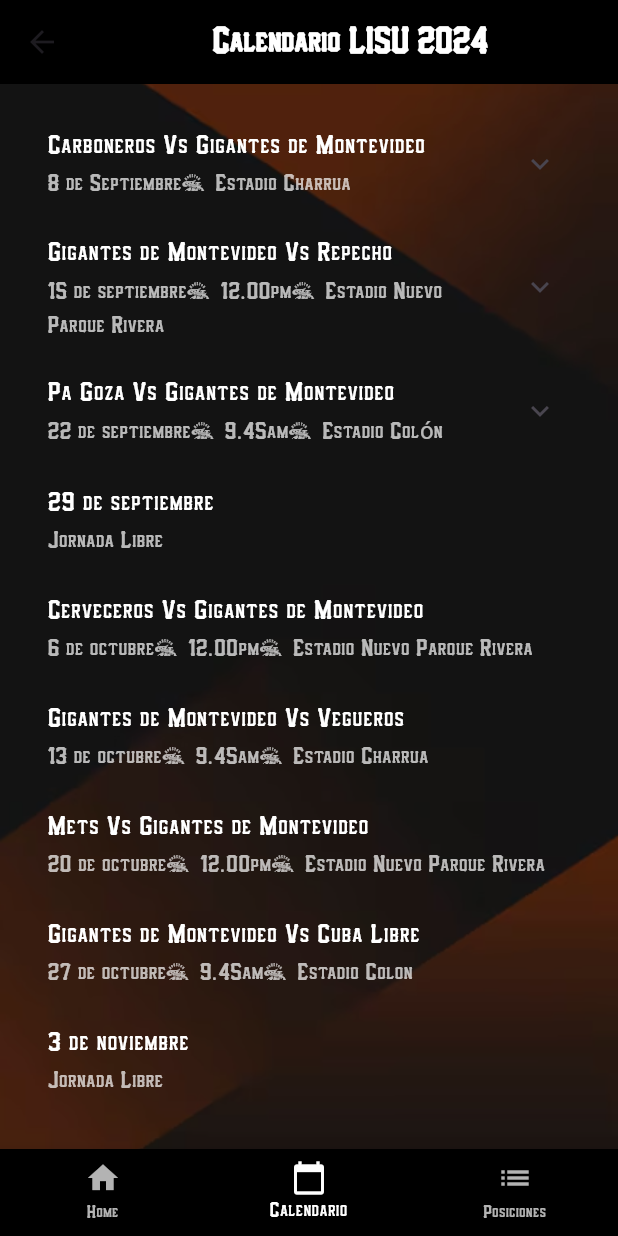
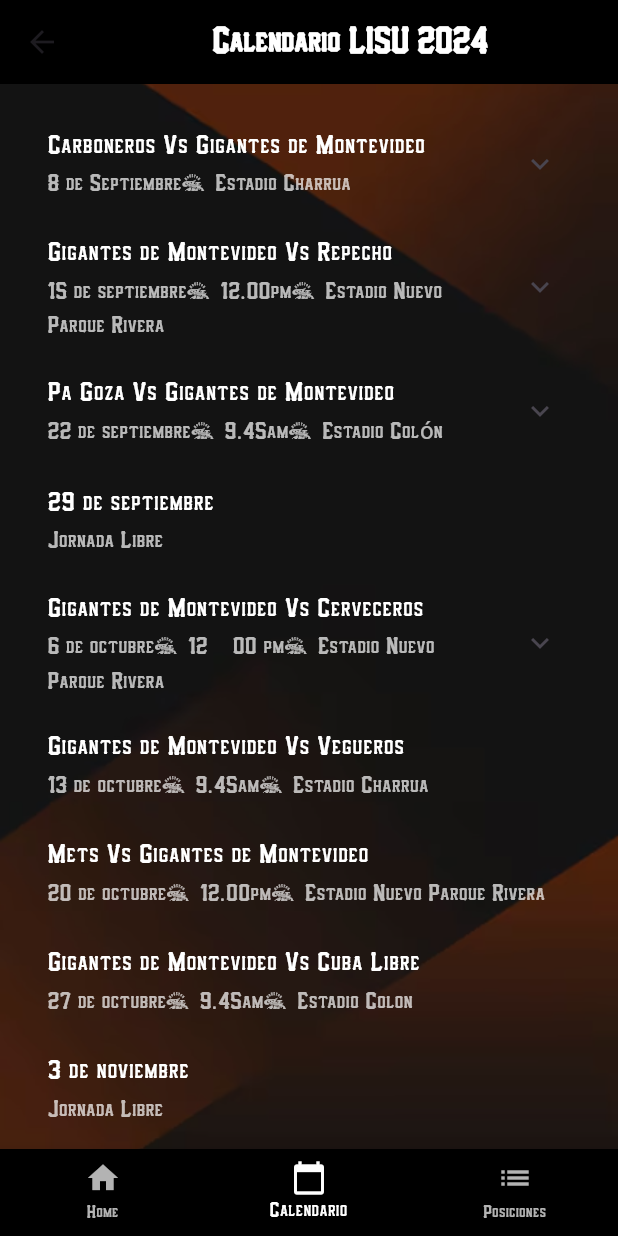
Before and after one commit to ManuDev17/Gigantes-Softbol, a Flutter app: the CalendarPage screen opened by its route, on a phone screen of 412 x 824 dp. Run offline on Flutter 3.47's test engine with Material 3 defaults, Android fonts, the phone set to English and light mode, and no system bars; our stand-ins replace cloud_firestore, firebase_core; accounts and stored records are empty.

Commit message:
Actualizacion jornada de 6 de octubre

```diff
--- a/lib/calendar_page.dart
+++ b/lib/calendar_page.dart
@@ -75,9 +75,19 @@ class CalendarPage extends StatelessWidget {
                 '29 de septiembre',
                 'Jornada Libre',
               ),
-              _buildMatch(
-                'Cerveceros Vs Gigantes de Montevideo',
-                '6 de octubre, 12.00pm, Estadio Nuevo Parque Rivera',
+              _buildMatchWithBoxScore(
+                'Gigantes de Montevideo Vs Cerveceros',
+                '6 de octubre, 12:00 pm, Estadio Nuevo Parque Rivera',
+                'Resultado Gigantes 9 - Cerveceros 14 , Gigantes fue visitante',
+                {
+                  '1er inning': '2 carreras ambos',
+                  '2do inning': '0 carreras ambos',
+                  '3er inning': '0 carreras Gigantes, 5 carreras Cerveceros',
+                  '4to inning': '1 carrera Gigantes, 3 carreras Cerveceros',
+                  '5to inning': '4 carreras Gigantes, 0 carreras Cerveceros',
+                  '6to inning': '2 carreras Gigantes, 4 carreras Cerveceros',
+                  '7mo inning': '0 carreras Gigantes',
+                },
               ),
               _buildMatch(
                 'Gigantes de Montevideo Vs Vegueros',
```
Also changed, not shown: 1 other file.
